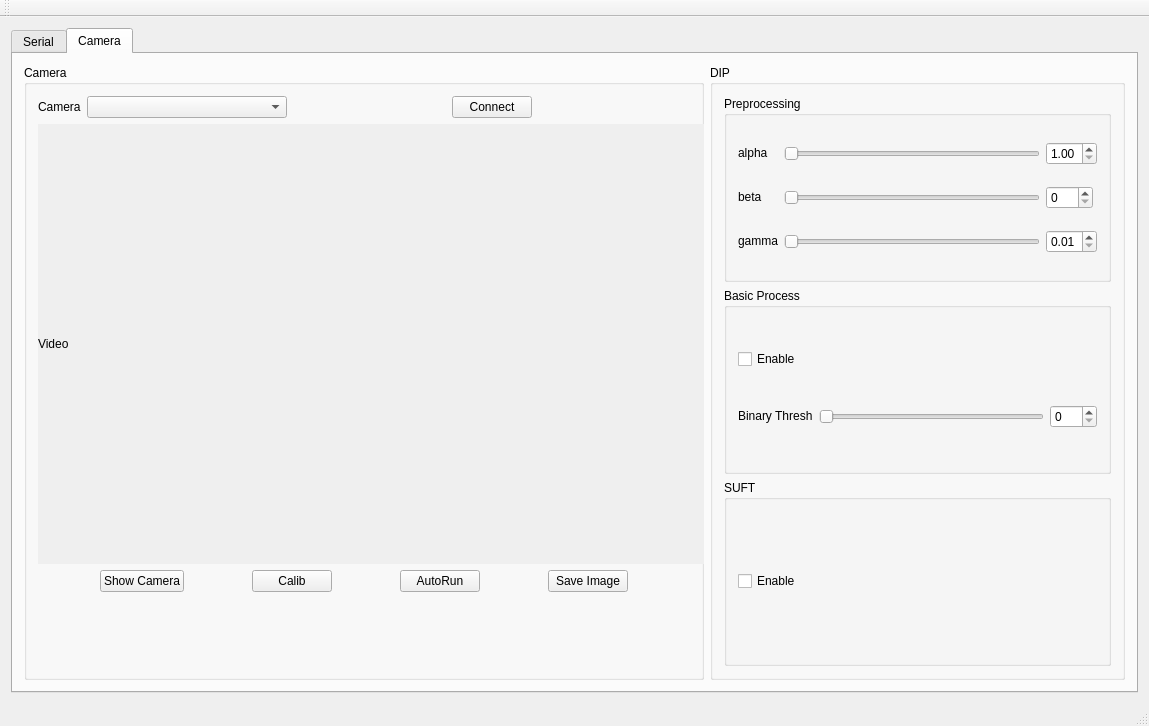
This is mainwindow.ui in darkdragon276/ROBOT_5DOF_GUI as Qt 5 draws it before an edit. The edited form follows.
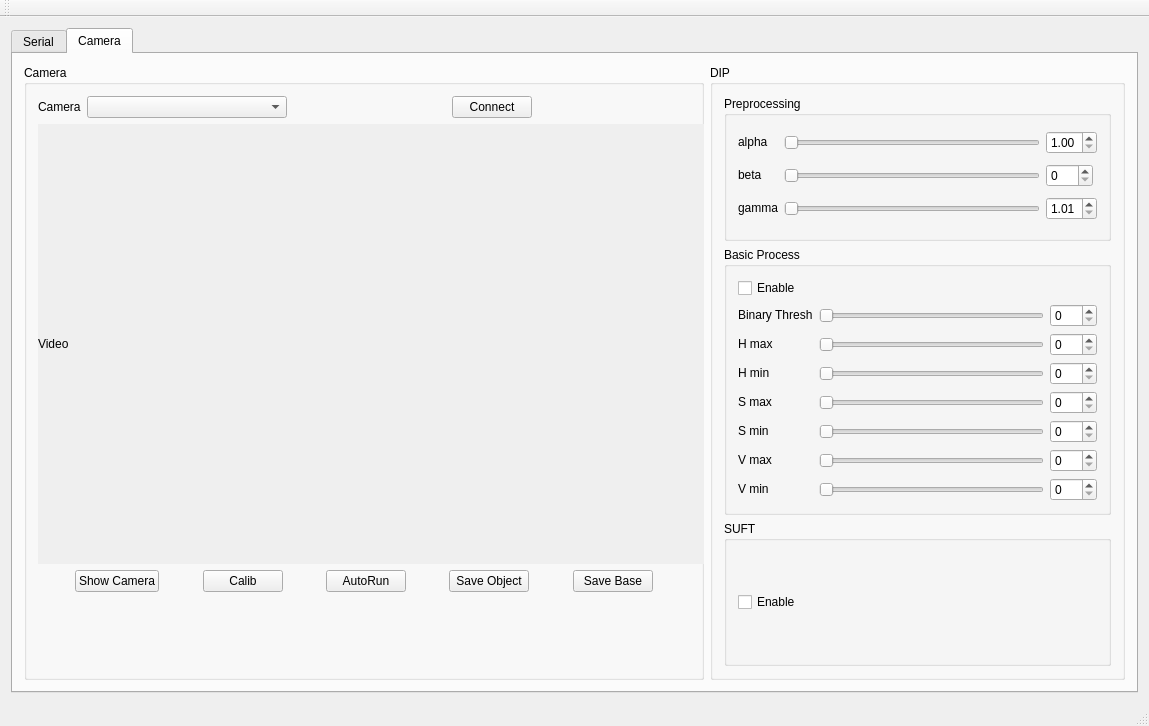
This is the edited form. Custom widgets are drawn as their Qt base class.

Commit message: add point processing class, debug class, fix memory leak

The edit to the form file:
```diff
--- a/mainwindow.ui
+++ b/mainwindow.ui
@@ -795,7 +795,27 @@
              <item>
               <widget class="QPushButton" name="pushButton_SaveImg">
                <property name="text">
-                <string>Save Image</string>
+                <string>Save Object</string>
+               </property>
+              </widget>
+             </item>
+             <item>
+              <spacer name="horizontalSpacer_13">
+               <property name="orientation">
+                <enum>Qt::Horizontal</enum>
+               </property>
+               <property name="sizeHint" stdset="0">
+                <size>
+                 <width>40</width>
+                 <height>20</height>
+                </size>
+               </property>
+              </spacer>
+             </item>
+             <item>
+              <widget class="QPushButton" name="pushButton_SaveBaseArea">
+               <property name="text">
+                <string>Save Base</string>
                </property>
               </widget>
              </item>
@@ -946,11 +966,14 @@
                   <verstretch>0</verstretch>
                  </sizepolicy>
                 </property>
+                <property name="decimals">
+                 <number>2</number>
+                </property>
                 <property name="minimum">
-                 <double>0.010000000000000</double>
+                 <double>1.010000000000000</double>
                 </property>
                 <property name="maximum">
-                 <double>1.000000000000000</double>
+                 <double>2.000000000000000</double>
                 </property>
                </widget>
               </item>
@@ -1004,16 +1027,90 @@
               <string>Basic Process</string>
              </property>
              <layout class="QGridLayout" name="gridLayout_5">
-              <item row="1" column="0">
-               <widget class="QLabel" name="label_BasicBinaryThresh">
-                <property name="sizePolicy">
-                 <sizepolicy hsizetype="Fixed" vsizetype="Fixed">
-                  <horstretch>0</horstretch>
-                  <verstretch>0</verstretch>
-                 </sizepolicy>
+              <item row="3" column="1">
+               <widget class="QSlider" name="horizontalSlider_Hmin">
+                <property name="minimumSize">
+                 <size>
+                  <width>200</width>
+                  <height>0</height>
+                 </size>
                 </property>
-                <property name="text">
-                 <string>Binary Thresh</string>
+                <property name="maximum">
+                 <number>255</number>
+                </property>
+                <property name="orientation">
+                 <enum>Qt::Horizontal</enum>
+                </property>
+               </widget>
+              </item>
+              <item row="6" column="1">
+               <widget class="QSlider" name="horizontalSlider_Vmax">
+                <property name="minimumSize">
+                 <size>
+                  <width>200</width>
+                  <height>0</height>
+                 </size>
+                </property>
+                <property name="maximum">
+                 <number>255</number>
+                </property>
+                <property name="orientation">
+                 <enum>Qt::Horizontal</enum>
+                </property>
+               </widget>
+              </item>
+              <item row="2" column="1">
+               <widget class="QSlider" name="horizontalSlider_Hmax">
+                <property name="minimumSize">
+                 <size>
+                  <width>200</width>
+                  <height>0</height>
+                 </size>
+                </property>
+                <property name="minimum">
+                 <number>0</number>
+                </property>
+                <property name="maximum">
+                 <number>179</number>
+                </property>
+                <property name="orientation">
+                 <enum>Qt::Horizontal</enum>
+                </property>
+               </widget>
+              </item>
+              <item row="6" column="2">
+               <widget class="QDoubleSpinBox" name="doubleSpinBox_Vmax">
+                <property name="decimals">
+                 <number>0</number>
+                </property>
+                <property name="maximum">
+                 <double>255.000000000000000</double>
+                </property>
+               </widget>
+              </item>
+              <item row="4" column="1">
+               <widget class="QSlider" name="horizontalSlider_Smax">
+                <property name="minimumSize">
+                 <size>
+                  <width>200</width>
+                  <height>0</height>
+                 </size>
+                </property>
+                <property name="maximum">
+                 <number>255</number>
+                </property>
+                <property name="orientation">
+                 <enum>Qt::Horizontal</enum>
+                </property>
+               </widget>
+              </item>
+              <item row="7" column="2">
+               <widget class="QDoubleSpinBox" name="doubleSpinBox_Vmin">
+                <property name="decimals">
+                 <number>0</number>
+                </property>
+                <property name="maximum">
+                 <double>255.000000000000000</double>
                 </property>
                </widget>
               </item>
@@ -1062,6 +1159,169 @@
                 </property>
                </widget>
               </item>
+              <item row="2" column="2">
+               <widget class="QDoubleSpinBox" name="doubleSpinBox_Hmax">
+                <property name="decimals">
+                 <number>0</number>
+                </property>
+                <property name="maximum">
+                 <double>179.000000000000000</double>
+                </property>
+               </widget>
+              </item>
+              <item row="5" column="0">
+               <widget class="QLabel" name="label_smin">
+                <property name="sizePolicy">
+                 <sizepolicy hsizetype="Fixed" vsizetype="Fixed">
+                  <horstretch>0</horstretch>
+                  <verstretch>0</verstretch>
+                 </sizepolicy>
+                </property>
+                <property name="text">
+                 <string>S min</string>
+                </property>
+               </widget>
+              </item>
+              <item row="3" column="2">
+               <widget class="QDoubleSpinBox" name="doubleSpinBox_Hmin">
+                <property name="decimals">
+                 <number>0</number>
+                </property>
+                <property name="maximum">
+                 <double>179.000000000000000</double>
+                </property>
+               </widget>
+              </item>
+              <item row="4" column="0">
+               <widget class="QLabel" name="label_smax">
+                <property name="sizePolicy">
+                 <sizepolicy hsizetype="Fixed" vsizetype="Fixed">
+                  <horstretch>0</horstretch>
+                  <verstretch>0</verstretch>
+                 </sizepolicy>
+                </property>
+                <property name="text">
+                 <string>S max</string>
+                </property>
+               </widget>
+              </item>
+              <item row="7" column="0">
+               <widget class="QLabel" name="label_vmin">
+                <property name="sizePolicy">
+                 <sizepolicy hsizetype="Fixed" vsizetype="Fixed">
+                  <horstretch>0</horstretch>
+                  <verstretch>0</verstretch>
+                 </sizepolicy>
+                </property>
+                <property name="text">
+                 <string>V min</string>
+                </property>
+               </widget>
+              </item>
+              <item row="1" column="0">
+               <widget class="QLabel" name="label_BasicBinaryThresh">
+                <property name="sizePolicy">
+                 <sizepolicy hsizetype="Fixed" vsizetype="Fixed">
+                  <horstretch>0</horstretch>
+                  <verstretch>0</verstretch>
+                 </sizepolicy>
+                </property>
+                <property name="text">
+                 <string>Binary Thresh</string>
+                </property>
+               </widget>
+              </item>
+              <item row="7" column="1">
+               <widget class="QSlider" name="horizontalSlider_Vmin">
+                <property name="minimumSize">
+                 <size>
+                  <width>200</width>
+                  <height>0</height>
+                 </size>
+                </property>
+                <property name="maximum">
+                 <number>255</number>
+                </property>
+                <property name="orientation">
+                 <enum>Qt::Horizontal</enum>
+                </property>
+               </widget>
+              </item>
+              <item row="5" column="2">
+               <widget class="QDoubleSpinBox" name="doubleSpinBox_Smin">
+                <property name="decimals">
+                 <number>0</number>
+                </property>
+                <property name="maximum">
+                 <double>255.000000000000000</double>
+                </property>
+               </widget>
+              </item>
+              <item row="3" column="0">
+               <widget class="QLabel" name="label_hmin">
+                <property name="sizePolicy">
+                 <sizepolicy hsizetype="Fixed" vsizetype="Fixed">
+                  <horstretch>0</horstretch>
+                  <verstretch>0</verstretch>
+                 </sizepolicy>
+                </property>
+                <property name="text">
+                 <string>H min</string>
+                </property>
+               </widget>
+              </item>
+              <item row="2" column="0">
+               <widget class="QLabel" name="label_hmax">
+                <property name="sizePolicy">
+                 <sizepolicy hsizetype="Fixed" vsizetype="Fixed">
+                  <horstretch>0</horstretch>
+                  <verstretch>0</verstretch>
+                 </sizepolicy>
+                </property>
+                <property name="text">
+                 <string>H max</string>
+                </property>
+               </widget>
+              </item>
+              <item row="4" column="2">
+               <widget class="QDoubleSpinBox" name="doubleSpinBox_Smax">
+                <property name="decimals">
+                 <number>0</number>
+                </property>
+                <property name="maximum">
+                 <double>255.000000000000000</double>
+                </property>
+               </widget>
+              </item>
+              <item row="6" column="0">
+               <widget class="QLabel" name="label_vmax">
+                <property name="sizePolicy">
+                 <sizepolicy hsizetype="Fixed" vsizetype="Fixed">
+                  <horstretch>0</horstretch>
+                  <verstretch>0</verstretch>
+                 </sizepolicy>
+                </property>
+                <property name="text">
+                 <string>V max</string>
+                </property>
+               </widget>
+              </item>
+              <item row="5" column="1">
+               <widget class="QSlider" name="horizontalSlider_Smin">
+                <property name="minimumSize">
+                 <size>
+                  <width>200</width>
+                  <height>0</height>
+                 </size>
+                </property>
+                <property name="maximum">
+                 <number>255</number>
+                </property>
+                <property name="orientation">
+                 <enum>Qt::Horizontal</enum>
+                </property>
+               </widget>
+              </item>
              </layout>
             </widget>
            </item>
```
Left out of the diff: 2 changed lines with no effect on the pictures. The commit also changes 15 other files.
